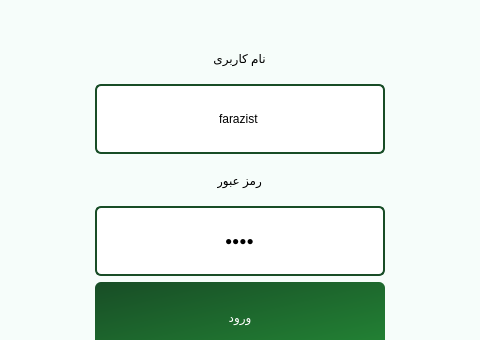
First picture: the form in main.ui, repository Farazist/raspberrypi-app, before the edit; both pictures show x 260 to 740 and y 0 to 340 of the 1000 by 600 pixel window.
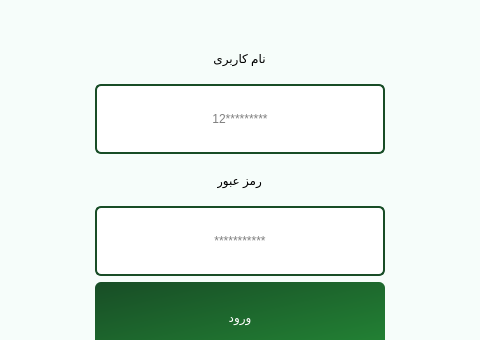
Second picture: the form after the edit. The open tabs and pages were chosen to show the change. Icons and pictures are not drawn.

The edit to the form file:
```diff
--- a/main.ui
+++ b/main.ui
@@ -937,7 +937,7 @@
           <set>Qt::ImhNone</set>
          </property>
          <property name="text">
-          <string>farazist</string>
+           <string/>
          </property>
          <property name="alignment">
           <set>Qt::AlignCenter</set>
@@ -995,7 +995,7 @@
           <set>Qt::ImhHiddenText|Qt::ImhNoAutoUppercase|Qt::ImhNoPredictiveText|Qt::ImhSensitiveData</set>
          </property>
          <property name="text">
-          <string>1234</string>
+           <string/>
          </property>
          <property name="echoMode">
           <enum>QLineEdit::Password</enum>
```
Left out of the diff: 6 changed lines with no effect on the pictures. Lines whose indentation alone changed are shown as unchanged.
